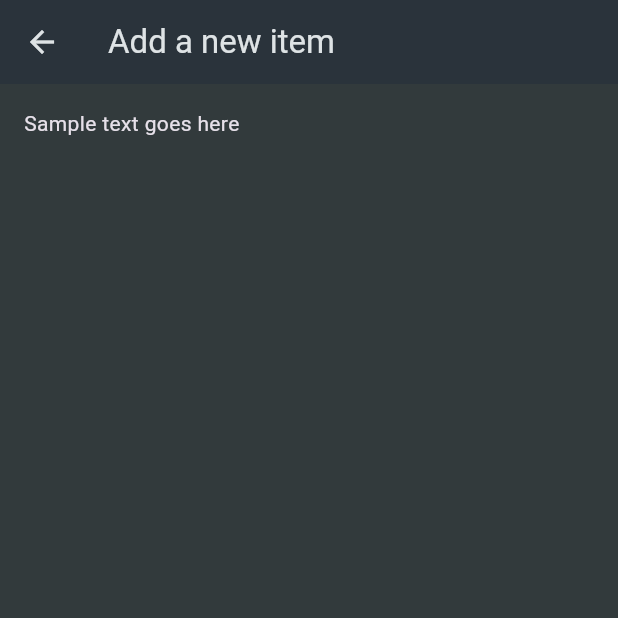
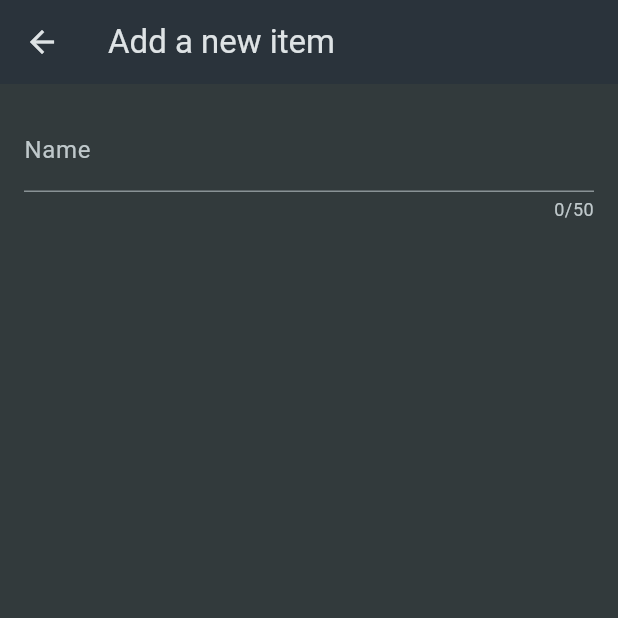
Before and after one commit to QuantumSams/udemy_flutter_shopping_list, a Flutter app: the NewItem screen opened directly, on a phone screen of 412 x 824 dp, the top half of it. Run offline on Flutter 3.47's test engine with Material 3 defaults, Android fonts, the phone set to English and light mode, and no system bars.

Commit message:
Add: text field in new item

```diff
--- a/lib/widgets/new_item.dart
+++ b/lib/widgets/new_item.dart
@@ -12,9 +12,21 @@ class _NewItemState extends State<NewItem> {
   Widget build(BuildContext context) {
     return Scaffold(
       appBar: AppBar(title: const Text('Add a new item')),
-      body: const Padding(
-        padding: EdgeInsets.all(16),
-        child: Text('Sample text goes here'),
+      body: Padding(
+        padding: const EdgeInsets.all(16),
+        child: Form(
+          child: Column(
+            children: [
+              TextFormField(
+                maxLength: 50,
+                decoration: const InputDecoration(label: Text("Name")),
+                validator: (value) {
+                  return 'Demo';
+                },
+              )
+            ],
+          ),
+        ),
       ),
     );
   }
```
